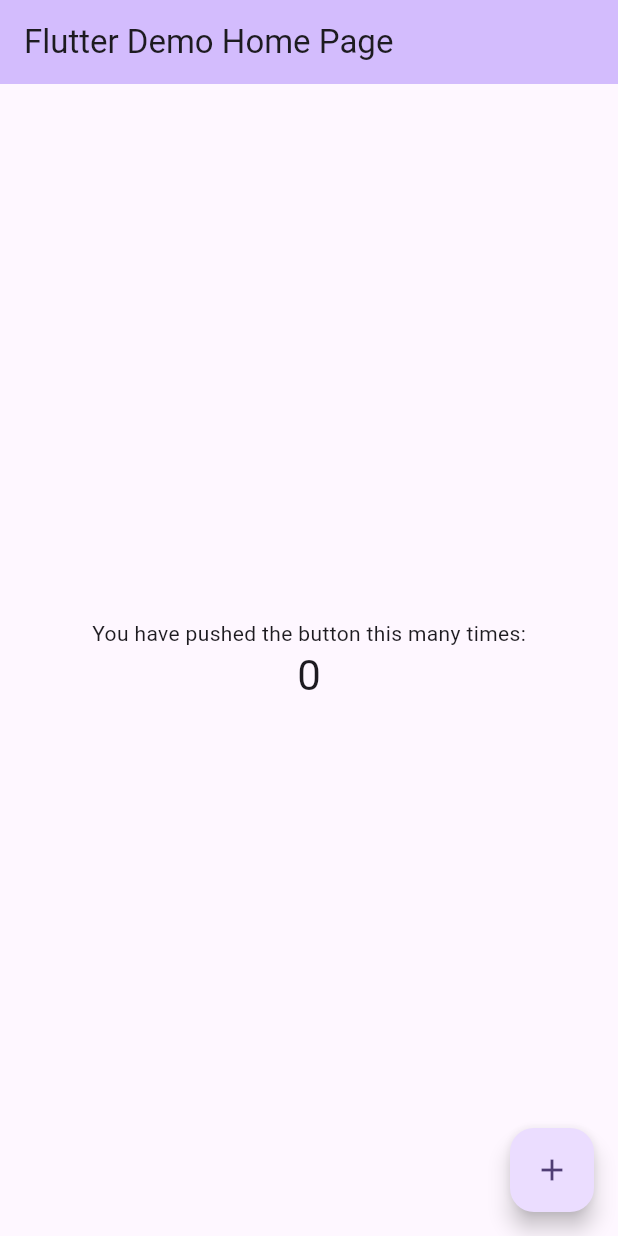
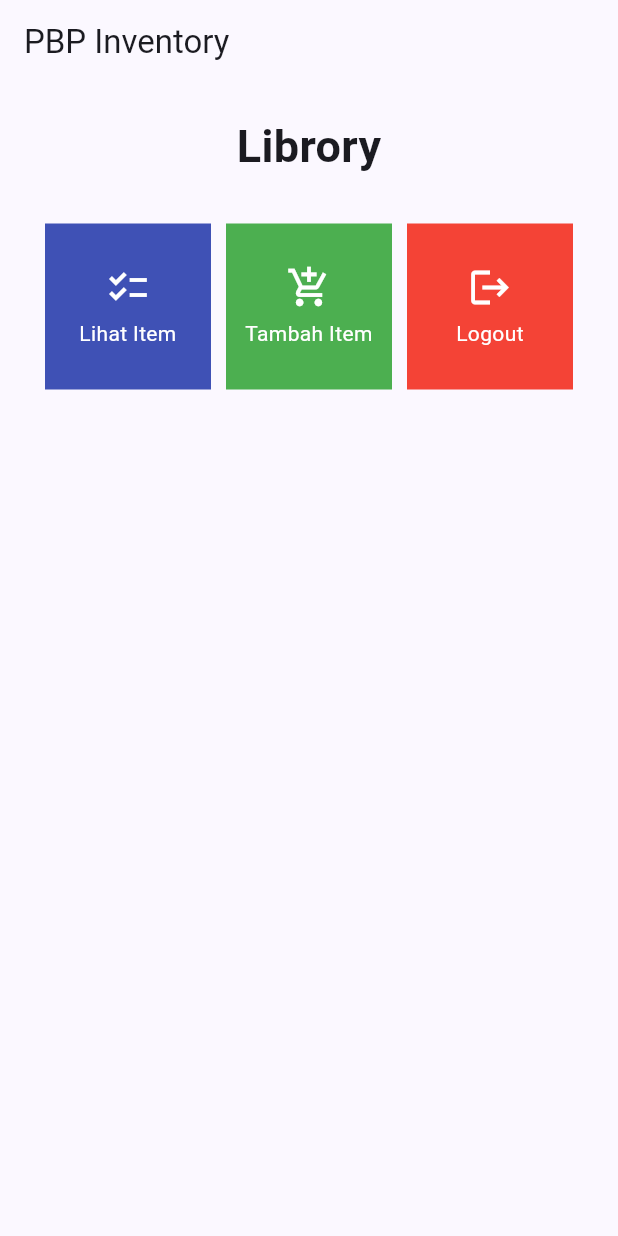
Before and after one commit to eelizabethmichelle/librory-mobile, a Flutter app: the screen it shows after launch, on a phone screen of 412 x 824 dp. Run offline on Flutter 3.47's test engine with Material 2 defaults, Android fonts, the phone set to English and light mode, and no system bars.

Commit message:
Add button and set up home page view

```diff
--- a/lib/main.dart
+++ b/lib/main.dart
@@ -1,4 +1,5 @@
 import 'package:flutter/material.dart';
+import 'package:librory/menu.dart';
 
 void main() {
   runApp(const MyApp());
@@ -28,98 +29,10 @@
         //
         // This works for code too, not just values: Most code changes can be
         // tested with just a hot reload.
-        colorScheme: ColorScheme.fromSeed(seedColor: Colors.deepPurple),
+        colorScheme: ColorScheme.fromSeed(seedColor: Colors.indigo),
         useMaterial3: true,
       ),
-      home: const MyHomePage(title: 'Flutter Demo Home Page'),
+      home: MyHomePage(),
     );
   }
 }
-
-class MyHomePage extends StatefulWidget {
-  const MyHomePage({super.key, required this.title});
-
-  // This widget is the home page of your application. It is stateful, meaning
-  // that it has a State object (defined below) that contains fields that affect
-  // how it looks.
-
-  // This class is the configuration for the state. It holds the values (in this
-  // case the title) provided by the parent (in this case the App widget) and
-  // used by the build method of the State. Fields in a Widget subclass are
-  // always marked "final".
-
-  final String title;
-
-  @override
-  State<MyHomePage> createState() => _MyHomePageState();
-}
-
-class _MyHomePageState extends State<MyHomePage> {
-  int _counter = 0;
-
-  void _incrementCounter() {
-    setState(() {
-      // This call to setState tells the Flutter framework that something has
-      // changed in this State, which causes it to rerun the build method below
-      // so that the display can reflect the updated values. If we changed
-      // _counter without calling setState(), then the build method would not be
-      // called again, and so nothing would appear to happen.
-      _counter++;
-    });
-  }
-
-  @override
-  Widget build(BuildContext context) {
-    // This method is rerun every time setState is called, for instance as done
-    // by the _incrementCounter method above.
-    //
-    // The Flutter framework has been optimized to make rerunning build methods
-    // fast, so that you can just rebuild anything that needs updating rather
-    // than having to individually change instances of widgets.
-    return Scaffold(
-      appBar: AppBar(
-        // TRY THIS: Try changing the color here to a specific color (to
-        // Colors.amber, perhaps?) and trigger a hot reload to see the AppBar
-        // change color while the other colors stay the same.
-        backgroundColor: Theme.of(context).colorScheme.inversePrimary,
-        // Here we take the value from the MyHomePage object that was created by
-        // the App.build method, and use it to set our appbar title.
-        title: Text(widget.title),
-      ),
-      body: Center(
-        // Center is a layout widget. It takes a single child and positions it
-        // in the middle of the parent.
-        child: Column(
-          // Column is also a layout widget. It takes a list of children and
-          // arranges them vertically. By default, it sizes itself to fit its
-          // children horizontally, and tries to be as tall as its parent.
-          //
-          // Column has various properties to control how it sizes itself and
-          // how it positions its children. Here we use mainAxisAlignment to
-          // center the children vertically; the main axis here is the vertical
-          // axis because Columns are vertical (the cross axis would be
-          // horizontal).
-          //
-          // TRY THIS: Invoke "debug painting" (choose the "Toggle Debug Paint"
-          // action in the IDE, or press "p" in the console), to see the
-          // wireframe for each widget.
-          mainAxisAlignment: MainAxisAlignment.center,
-          children: <Widget>[
-            const Text(
-              'You have pushed the button this many times:',
-            ),
-            Text(
-              '$_counter',
-              style: Theme.of(context).textTheme.headlineMedium,
-            ),
-          ],
-        ),
-      ),
-      floatingActionButton: FloatingActionButton(
-        onPressed: _incrementCounter,
-        tooltip: 'Increment',
-        child: const Icon(Icons.add),
-      ), // This trailing comma makes auto-formatting nicer for build methods.
-    );
-  }
-}
--- /dev/null
+++ b/lib/menu.dart
@@ -0,0 +1,112 @@
+import 'package:flutter/material.dart';
+
+class MyHomePage extends StatelessWidget {
+  MyHomePage({Key? key}) : super(key: key);
+
+  final List<LibroryItem> items = [
+    LibroryItem("Lihat Item", Icons.checklist, Colors.indigo),
+    LibroryItem("Tambah Item", Icons.add_shopping_cart, Colors.green),
+    LibroryItem("Logout", Icons.logout, Colors.red),
+  ];
+
+  @override
+  Widget build(BuildContext context) {
+    return Scaffold(
+      appBar: AppBar(
+        title: const Text(
+          'PBP Inventory',
+        ),
+      ),
+      body: SingleChildScrollView(
+        // Widget wrapper yang dapat discroll
+        child: Padding(
+          padding: const EdgeInsets.all(10.0), // Set padding dari halaman
+          child: Column(
+            // Widget untuk menampilkan children secara vertikal
+            children: <Widget>[
+              const Padding(
+                padding: EdgeInsets.only(top: 10.0, bottom: 10.0),
+                // Widget Text untuk menampilkan tulisan dengan alignment center dan style yang sesuai
+                child: Text(
+                  'Librory', // Text yang menandakan toko
+                  textAlign: TextAlign.center,
+                  style: TextStyle(
+                    fontSize: 30,
+                    fontWeight: FontWeight.bold,
+                  ),
+                ),
+              ),
+              // Grid layout
+              GridView.count(
+                // Container pada card kita.
+                primary: true,
+                padding: const EdgeInsets.all(20),
+                crossAxisSpacing: 10,
+                mainAxisSpacing: 10,
+                crossAxisCount: 3,
+                shrinkWrap: true,
+                children: items.map((LibroryItem item) {
+                  // Iterasi untuk setiap item
+                  return LibroryCard(item);
+                }).toList(),
+              ),
+            ],
+          ),
+        ),
+      ),
+    );
+  }
+}
+
+class LibroryItem {
+  final String name;
+  final IconData icon;
+  final Color color;
+
+  LibroryItem(this.name, this.icon, this.color);
+}
+
+class LibroryCard extends StatelessWidget {
+  final LibroryItem item;
+
+  const LibroryCard(this.item, {super.key}); // Constructor
+
+  @override
+  Widget build(BuildContext context) {
+    return Material(
+      color: item.color,
+      child: InkWell(
+        // Area responsive terhadap sentuhan
+        onTap: () {
+          // Memunculkan SnackBar ketika diklik
+          ScaffoldMessenger.of(context)
+            ..hideCurrentSnackBar()
+            ..showSnackBar(SnackBar(
+                content: Text("Kamu telah menekan tombol ${item.name}!")));
+        },
+        child: Container(
+          // Container untuk menyimpan Icon dan Text
+          padding: const EdgeInsets.all(8),
+          child: Center(
+            child: Column(
+              mainAxisAlignment: MainAxisAlignment.center,
+              children: [
+                Icon(
+                  item.icon,
+                  color: Colors.white,
+                  size: 30.0,
+                ),
+                const Padding(padding: EdgeInsets.all(3)),
+                Text(
+                  item.name,
+                  textAlign: TextAlign.center,
+                  style: const TextStyle(color: Colors.white),
+                ),
+              ],
+            ),
+          ),
+        ),
+      ),
+    );
+  }
+}
```
